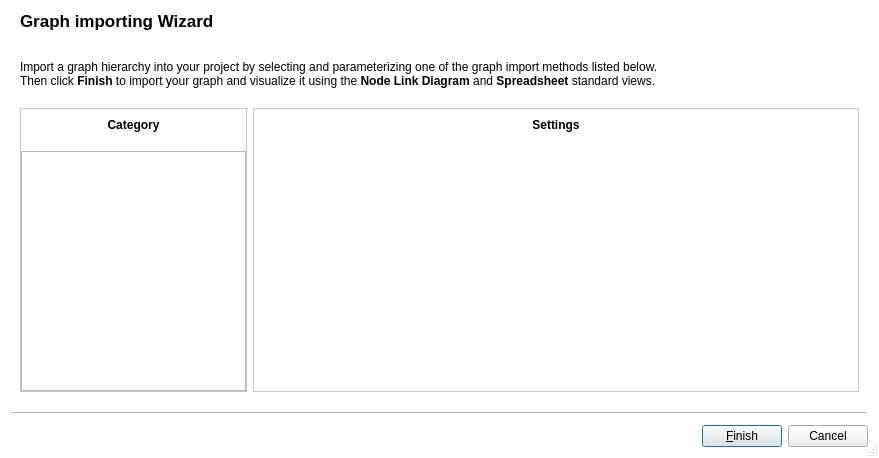
This is plugins/perspective/GraphPerspective/designer/ImportWizard.ui in Tulip-Dev/tulip as Qt 5 draws it before an edit. The edited form follows.
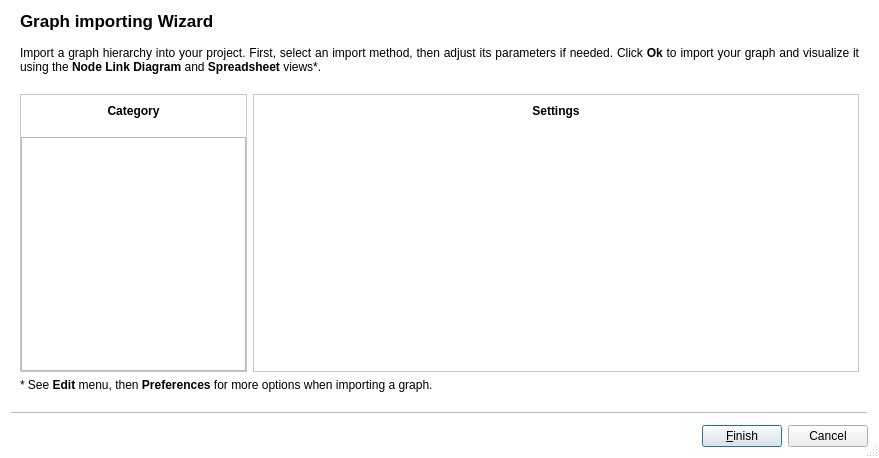
This is the edited form. Icons and pictures are not drawn.

Commit message: Fix Preference Dialog size and resize and import wizard description

```diff
--- a/plugins/perspective/GraphPerspective/designer/ImportWizard.ui
+++ b/plugins/perspective/GraphPerspective/designer/ImportWizard.ui
@@ -68,7 +68,7 @@
     <item>
      <widget class="QLabel" name="label">
       <property name="text">
-       <string>&lt;br /&gt;Import a graph hierarchy into your project by selecting and parameterizing one of the graph import methods listed below.&lt;br/&gt;Then click &lt;b&gt;Finish&lt;/b&gt; to import your graph and visualize it using the &lt;b&gt;Node Link Diagram&lt;/b&gt; and &lt;b&gt;Spreadsheet&lt;/b&gt; standard views.&lt;br/&gt; </string>
+       <string>&lt;html&gt;&lt;head/&gt;&lt;body&gt;&lt;p align=&quot;justify&quot;&gt;Import a graph hierarchy into your project. First, select an import method, then adjust its parameters if needed. Click &lt;span style=&quot; font-weight:600;&quot;&gt;Ok&lt;/span&gt; to import your graph and visualize it using the &lt;span style=&quot; font-weight:600;&quot;&gt;Node Link Diagram&lt;/span&gt; and &lt;span style=&quot; font-weight:600;&quot;&gt;Spreadsheet&lt;/span&gt; views*.&lt;br/&gt;&lt;/p&gt;&lt;/body&gt;&lt;/html&gt;</string>
       </property>
       <property name="wordWrap">
        <bool>true</bool>
@@ -253,6 +253,13 @@
       </item>
      </layout>
     </item>
+    <item>
+     <widget class="QLabel" name="label_2">
+      <property name="text">
+       <string>&lt;html&gt;&lt;head/&gt;&lt;body&gt;&lt;p&gt;* See &lt;span style=&quot; font-weight:600;&quot;&gt;Edit&lt;/span&gt; menu, then &lt;span style=&quot; font-weight:600;&quot;&gt;Preferences &lt;/span&gt;for more options when importing a graph.&lt;/p&gt;&lt;/body&gt;&lt;/html&gt;</string>
+      </property>
+     </widget>
+    </item>
    </layout>
   </widget>
  </widget>
```
Left out of the diff: 40 changed lines with no effect on the pictures. The commit also changes 2 other files.
